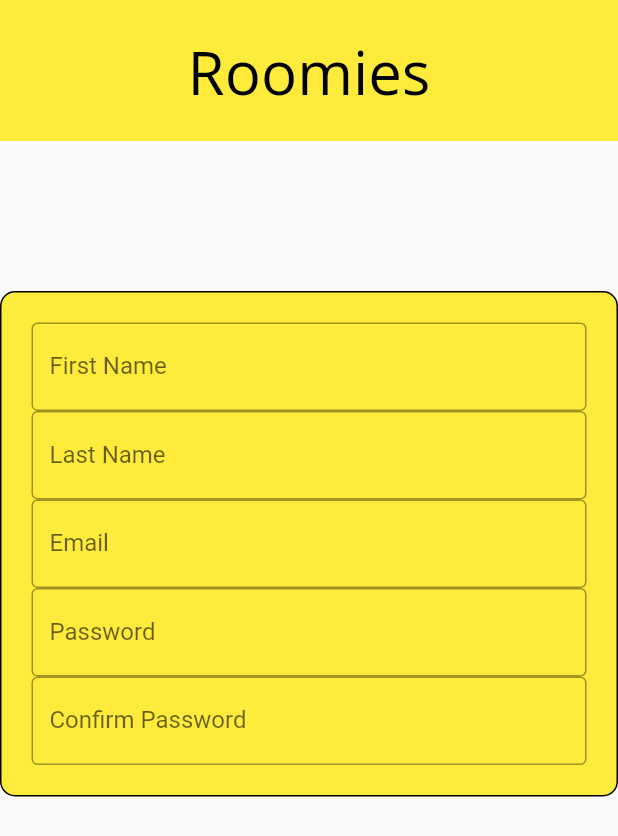
After one commit to COP4331C-WebandMobile/MobileApp, a Flutter app: the RegisterViewMobile screen opened by its route, on a phone screen of 412 x 824 dp. The commit adds this screen. Shown: the top 836 px of the screen. Run offline on Flutter 3.47's test engine with Material 2 defaults, Android fonts, the phone set to English and light mode, and no system bars; Roboto replaces fonts that are missing (Open Sans).

Commit message:
Added register page and got it working on ios simulator

```diff
--- a/lib/main.dart
+++ b/lib/main.dart
@@ -1,13 +1,13 @@
 import 'package:flutter/material.dart';
-import 'package:device_preview/device_preview.dart';
-import 'package:roomiesMobile/presentation/screens/login_screen/login-view.dart';
+//import 'package:device_preview/device_preview.dart';
+import 'package:roomiesMobile/presentation/screens/login_screen/login-view-mobile.dart';
+import 'package:roomiesMobile/presentation/screens/register_screen/register-view-mobile.dart';
+
 
 void main() {
-  runApp(DevicePreview( builder: (context)=> MyApp()));
+  runApp(MyApp());
   //runApp(MyApp());
 }
-
-
 
 class MyApp extends StatelessWidget {
   // This widget is the root of your application.
@@ -15,11 +15,16 @@ class MyApp extends StatelessWidget {
   Widget build(BuildContext context) {
     return MaterialApp(
       //builder: DevicePreview.appBuilder,
-      title: 'Flutter Demo',
+      title: 'Roomies',
       theme: ThemeData(
         primarySwatch: Colors.yellow,
       ),
-      home: LoginView(),
+      initialRoute:'/',
+      routes:{
+        '/': (context) => LoginViewMobile(),
+        '/register': (context) => RegisterViewMobile(),
+      },
+      //home: LoginViewMobile(),
     );
   }
 }
--- a/lib/presentation/screens/login_screen/login-view-mobile.dart
+++ b/lib/presentation/screens/login_screen/login-view-mobile.dart
@@ -68,6 +68,7 @@ class LoginViewMobile extends StatelessWidget {
                     style: TextStyle(color: Colors.blue, decoration: TextDecoration.underline),
                     recognizer: TapGestureRecognizer()
                       ..onTap = () {
+                        Navigator.pushNamed(context, '/register');
                         print('Create an account!');
                       }
                   ),
--- /dev/null
+++ b/lib/presentation/screens/register_screen/register-view-mobile.dart
@@ -0,0 +1,60 @@
+import 'package:flutter/gestures.dart';
+import 'package:flutter/material.dart';
+
+class RegisterViewMobile extends StatelessWidget {
+  const RegisterViewMobile({Key key}) : super(key: key);
+
+  @override
+  Widget build(BuildContext context) {
+    return Scaffold(
+      resizeToAvoidBottomInset: false,
+      body: Column(
+        children: <Widget>[
+          Container(
+            color: Colors.yellow,
+            padding: EdgeInsets.all(20),
+            child: Text(
+              "Roomies",
+              style: TextStyle(
+                  fontFamily: 'Open Sans', color: Colors.black, fontSize: 40),
+            ),
+            alignment: Alignment.center,
+          ),
+          Padding(
+            padding: EdgeInsets.only(top: 100),
+          ),
+          Container(
+
+            padding: EdgeInsets.all(20),
+            decoration: BoxDecoration(
+                border: Border.all(
+                color: Colors.black,
+                ),
+            borderRadius: BorderRadius.circular(10.0),
+            color: Colors.yellow,
+            ),
+            child: Column(
+
+            children: <Widget>[
+            InputFields("First Name"),
+            InputFields("Last Name"),
+            InputFields("Email"),
+            InputFields("Password"),
+            InputFields("Confirm Password"),
+            ],
+            ),
+          ),
+
+        ],
+      ),
+    );
+  }
+
+ Widget InputFields(String type) => TextField(
+            decoration: InputDecoration(
+                border: OutlineInputBorder(),
+                labelText: type,
+              ),
+            );
+
+}
```
Also changed, not shown: pubspec.lock, 8 other files.
